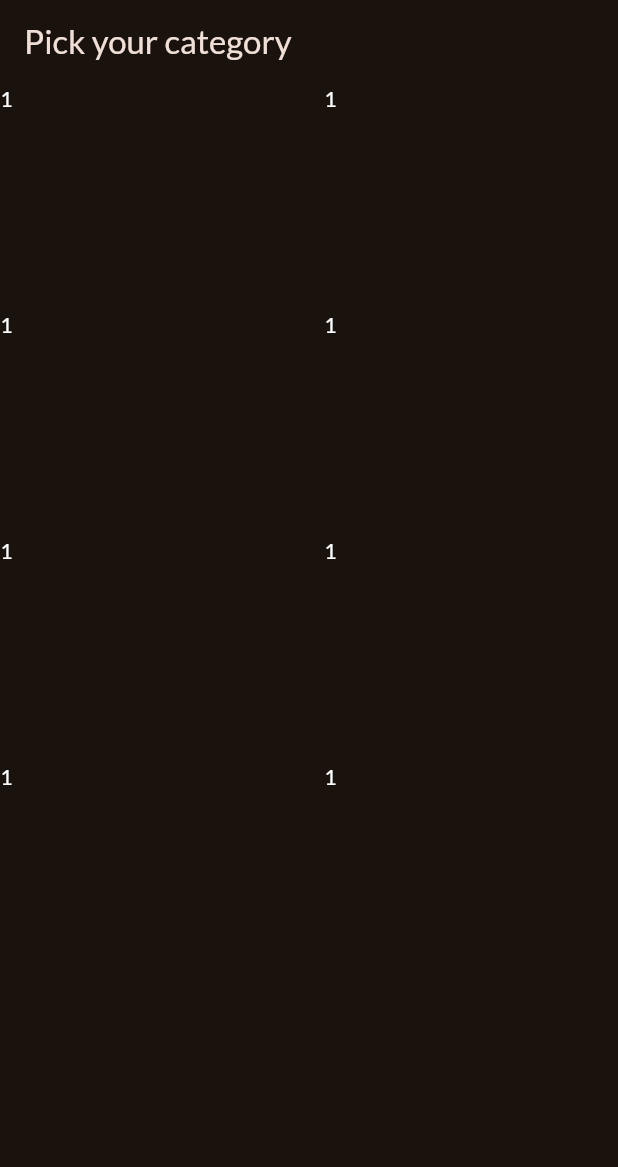
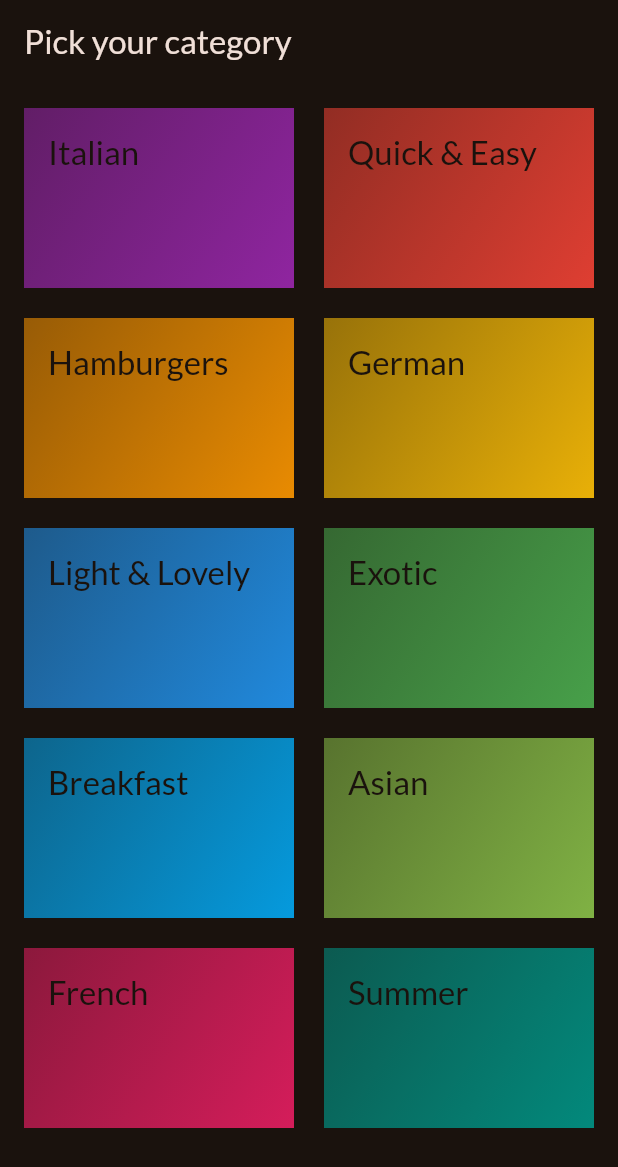
Before and after one commit to amarjaiswar16/flutter_meals_app, a Flutter app: the screen it shows after launch, on a phone screen of 412 x 824 dp. Shown: the top 1167 px of the screen. Run offline on Flutter 3.47's test engine with Material 2 defaults, Android fonts, the phone set to English and light mode, and no system bars; our stand-ins replace google_fonts.

Commit message:
CategoryGridItem, dummy_data, GridView is added

```diff
--- a/lib/Screens/CategoryScreen.dart
+++ b/lib/Screens/CategoryScreen.dart
@@ -1,4 +1,7 @@
+import 'package:flutter/foundation.dart';
 import 'package:flutter/material.dart';
+import 'package:meals/data/dummy_data.dart';
+import 'package:meals/widgets/category_grid_item.dart';
 
 class CategoryScreen extends StatelessWidget {
   const CategoryScreen({super.key});
@@ -10,22 +13,17 @@ class CategoryScreen extends StatelessWidget {
         title: const Text('Pick your category'),
       ),
       body: GridView(
+        padding: const EdgeInsets.all(16),
         gridDelegate: const SliverGridDelegateWithFixedCrossAxisCount(
           crossAxisCount: 2,
           childAspectRatio: 3 / 2,
           mainAxisSpacing: 20,
           crossAxisSpacing: 20,
           ),
-          children: const [
-            Text('1', style: TextStyle(color: Colors.white),),
-            Text('1', style: TextStyle(color: Colors.white),),
-            Text('1', style: TextStyle(color: Colors.white),),
-            Text('1', style: TextStyle(color: Colors.white),),
-            Text('1', style: TextStyle(color: Colors.white),),
-            Text('1', style: TextStyle(color: Colors.white),),
-            Text('1', style: TextStyle(color: Colors.white),),
-            Text('1', style: TextStyle(color: Colors.white),),
-
+          children:  [
+           for(final category in availableCategories)
+              CategoryGridItem(category: category)
+          //availableCategories.map((category) => CategoryGridItem(category: category)).toList(),
           ],
       ),
     );
--- /dev/null
+++ b/lib/data/dummy_data.dart
@@ -0,0 +1,55 @@
+import 'package:flutter/material.dart';
+import 'package:meals/models/category.dart';
+
+const availableCategories = [
+  Category(
+    id: 'c1',
+    title: 'Italian',
+    color: Colors.purple,
+  ),
+  Category(
+    id: 'c2',
+    title: 'Quick & Easy',
+    color: Colors.red,
+  ),
+  Category(
+    id: 'c3',
+    title: 'Hamburgers',
+    color: Colors.orange,
+  ),
+  Category(
+    id: 'c4',
+    title: 'German',
+    color: Colors.amber,
+  ),
+  Category(
+    id: 'c5',
+    title: 'Light & Lovely',
+    color: Colors.blue,
+  ),
+  Category(
+    id: 'c6',
+    title: 'Exotic',
+    color: Colors.green,
+  ),
+  Category(
+    id: 'c7',
+    title: 'Breakfast',
+    color: Colors.lightBlue,
+  ),
+  Category(
+    id: 'c8',
+    title: 'Asian',
+    color: Colors.lightGreen,
+  ),
+  Category(
+    id: 'c9',
+    title: 'French',
+    color: Colors.pink,
+  ),
+  Category(
+    id: 'c10',
+    title: 'Summer',
+    color: Colors.teal,
+  ),
+];
--- a/lib/main.dart
+++ b/lib/main.dart
@@ -1,6 +1,6 @@
 import 'package:flutter/material.dart';
 import 'package:google_fonts/google_fonts.dart';
-import 'package:meals/Screens/CategoryScreen.dart';
+import 'package:meals/screens/CategoryScreen.dart';
 
 final theme = ThemeData(
   useMaterial3: true,
--- /dev/null
+++ b/lib/models/category.dart
@@ -0,0 +1,13 @@
+import 'package:flutter/material.dart';
+
+class Category {
+  const Category({
+    required this.id,
+    required this.title,
+    this.color = Colors.orange,
+  });
+
+  final String id;
+  final String title;
+  final Color color;
+}
--- /dev/null
+++ b/lib/widgets/category_grid_item.dart
@@ -0,0 +1,32 @@
+import 'package:flutter/material.dart';
+import 'package:meals/models/category.dart';
+
+class CategoryGridItem extends StatelessWidget {
+
+  const CategoryGridItem({super.key, required this.category});
+
+  final Category category;
+
+  @override
+  Widget build(context) {
+    return Container(
+      padding: const EdgeInsets.all(16),
+      decoration: BoxDecoration(
+        gradient: LinearGradient(
+          colors: [
+            category.color.withOpacity(0.55),
+            category.color.withOpacity(0.9),
+          ],
+          begin: Alignment.topLeft,
+          end: Alignment.bottomRight,
+        ),
+      ),
+      child: Text(
+        category.title,
+        style: Theme.of(context).textTheme.titleLarge!.copyWith(
+          color: Theme.of(context).colorScheme.background,
+        ),
+      ),
+    );
+  }
+}
```
